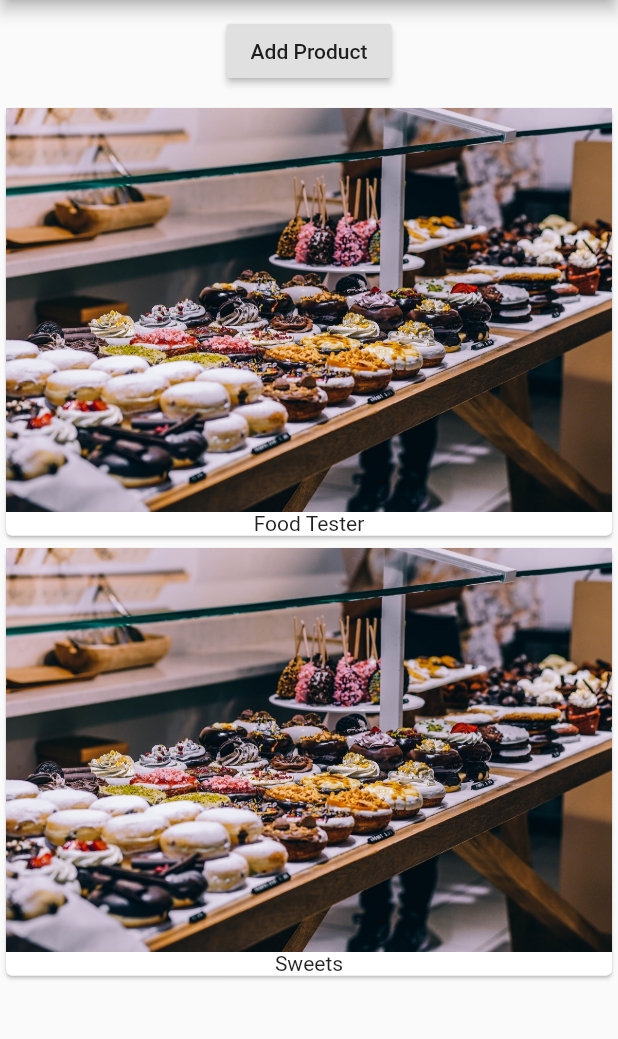
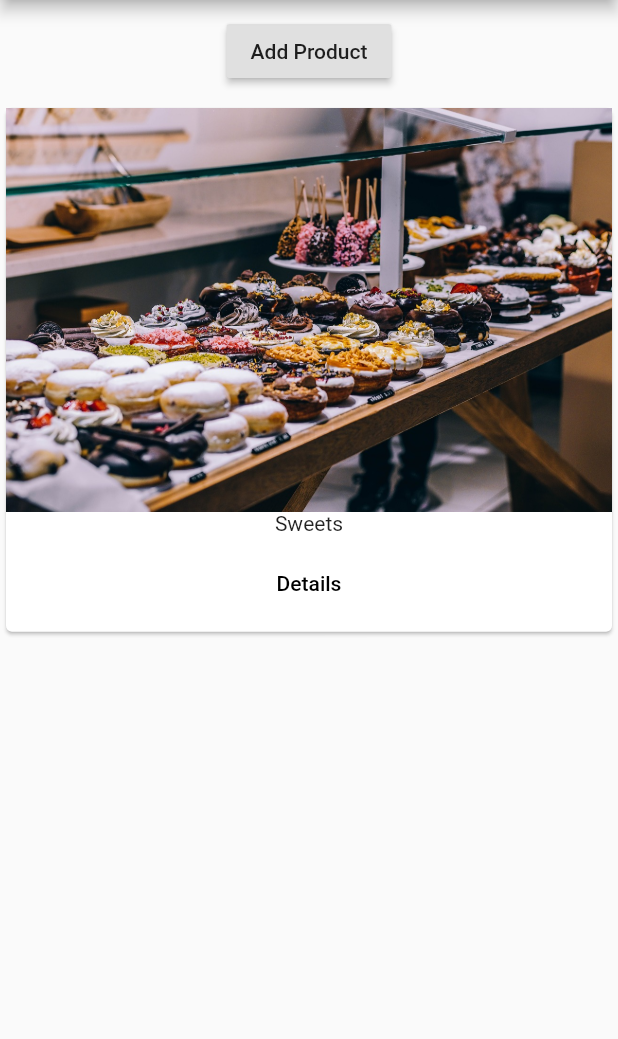
Before and after one commit to carlosmoran97/curso_flutter, a Flutter app: the screen it shows after launch, after a tap on "Add Product", on a phone screen of 412 x 824 dp, the part 84-1123 px from its top. Run offline on Flutter 3.47's test engine with Material 2 defaults, Android fonts, the phone set to English and light mode, and no system bars.

Commit message:
navigation basics

```diff
--- a/lib/main.dart
+++ b/lib/main.dart
@@ -1,27 +1,27 @@
 import 'package:flutter/material.dart';
+// import 'package:flutter/rendering.dart';
 
-import './product_manager.dart';
+import './pages/home_page.dart';
 
-void main() => runApp(MyApp());
+void main(){
+  // debugPaintSizeEnabled = true;
+  // debugPaintBaselinesEnabled = true;
+  // debugPaintPointersEnabled = true;
+  runApp(MyApp());
+}
 
 class MyApp extends StatelessWidget {
   @override
   Widget build(BuildContext context) {
     return MaterialApp(
+      // debugShowMaterialGrid: true,
       theme: ThemeData(
         //brightness: Brightness.dark, // apariencia oscura, como modo nocturno :)
         brightness: Brightness.light,
         primarySwatch: Colors.deepOrange,
         accentColor: Colors.deepPurple
       ),
-      home: Scaffold(
-          appBar: AppBar(
-            title: Text('EasyList'),
-          ),
-          body: ProductManager(
-            startingProduct: 'Food Tester',
-          )
-        ),
+      home: HomePage(),
     );
   }
 }
--- /dev/null
+++ b/lib/pages/home_page.dart
@@ -0,0 +1,14 @@
+import 'package:flutter/material.dart';
+import '../product_manager.dart';
+
+class HomePage extends StatelessWidget {
+  @override
+  Widget build(BuildContext context) {
+
+    return Scaffold(
+        appBar: AppBar(
+          title: Text('EasyList'),
+        ),
+        body: ProductManager());
+  }
+}
--- a/lib/product_control.dart
+++ b/lib/product_control.dart
@@ -13,7 +13,10 @@ class ProductControl extends StatelessWidget {
       child: RaisedButton(
         child: Text('Add Product'),
         onPressed: () {
-          addProduct('Sweets');
+          addProduct({
+            'title':'Sweets',
+            'imageUrl':"assets/img/food.jpg"
+          });
         },
       ),
       margin: EdgeInsets.all(10.0),
--- a/lib/product_manager.dart
+++ b/lib/product_manager.dart
@@ -4,10 +4,10 @@ import './products.dart';
 import './product_control.dart';
 
 class ProductManager extends StatefulWidget {
-  final String startingProduct;
+  final Map<String, String> startingProduct;
 
   // Named argument with default value
-  ProductManager({this.startingProduct = 'Sweets Tester'});
+  ProductManager({this.startingProduct});
 
   @override
   State<StatefulWidget> createState() {
@@ -16,9 +16,9 @@ class ProductManager extends StatefulWidget {
 }
 
 class _ProductManagerState extends State<ProductManager> {
-  List<String> _products = [];
+  List<Map<String, String>> _products = [];
 
-  void _addProduct(String product) {
+  void _addProduct(Map<String, String> product) {
     setState(() {
       _products.add(product);
     });
@@ -26,7 +26,10 @@ class _ProductManagerState extends State<ProductManager> {
 
   @override
   void initState() {
-    _products.add(widget.startingProduct);
+
+    if(widget.startingProduct != null){
+      _products.add(widget.startingProduct);
+    }
     super.initState();
   }
 
@@ -36,12 +39,18 @@ class _ProductManagerState extends State<ProductManager> {
     super.didUpdateWidget(oldWidget);
   }
 
+  void _deleteProduct(int index){
+    _products.removeAt(index);
+  }
+
   @override
   Widget build(BuildContext context) {
     return Column(
       children: <Widget>[
         ProductControl(_addProduct),
-        Products(_products)
+        Expanded(
+          child: Products(_products, deleteProduct: _deleteProduct,)
+        )
       ],
     );
   }
--- a/lib/products.dart
+++ b/lib/products.dart
@@ -1,26 +1,64 @@
 import 'package:flutter/material.dart';
 
+import './pages/product_page.dart';
+
 class Products extends StatelessWidget {
-  final List<String> products;
 
+  final List<Map<String, String>> products;
+  final Function deleteProduct;
   // Positional (optional) argument, with default value
-  Products([this.products = const []]);
+  Products(this.products, {this.deleteProduct});
+
+  Widget _buildProductItem(BuildContext context, int index) {
+    return Card(
+      child: Column(
+        children: <Widget>[
+          Image.asset(products[index]['imageUrl']),
+          Text(products[index]['title']),
+          ButtonBar(
+            alignment: MainAxisAlignment.center,
+            children: <Widget>[
+              FlatButton(
+                child: Text('Details'),
+                onPressed: () => Navigator.push<bool>(
+                  context,
+                  MaterialPageRoute(
+                    builder: (BuildContext context) => ProductPage(
+                      products[index]['title'],
+                      products[index]['imageUrl']
+                    )
+                  )
+                ).then((bool value){
+                  if(value){
+                    deleteProduct(index);
+                  }
+                }),
+              )
+            ],
+          )
+        ],
+      ),
+    );
+  }
+
+  Widget _buildProductList() {
+    Widget productList;
+    if (products.length > 0) {
+      productList = ListView.builder(
+        itemBuilder: _buildProductItem,
+        itemCount: products.length,
+      );
+    } else {
+      productList = Center(
+        child: Text('There are no products, please add some.'),
+      );
+    }
+
+    return productList;
+  }
 
   @override
   Widget build(BuildContext context) {
-    return Column(
-      children: products
-          .map(
-            (element) => Card(
-                  child: Column(
-                    children: <Widget>[
-                      Image.asset("assets/img/food.jpg"),
-                      Text(element)
-                    ],
-                  ),
-                ),
-          )
-          .toList(),
-    );
+    return _buildProductList();
   }
 }
```
Also changed, not shown: lib/pages/product_page.dart (added, +46 -0 lines).
